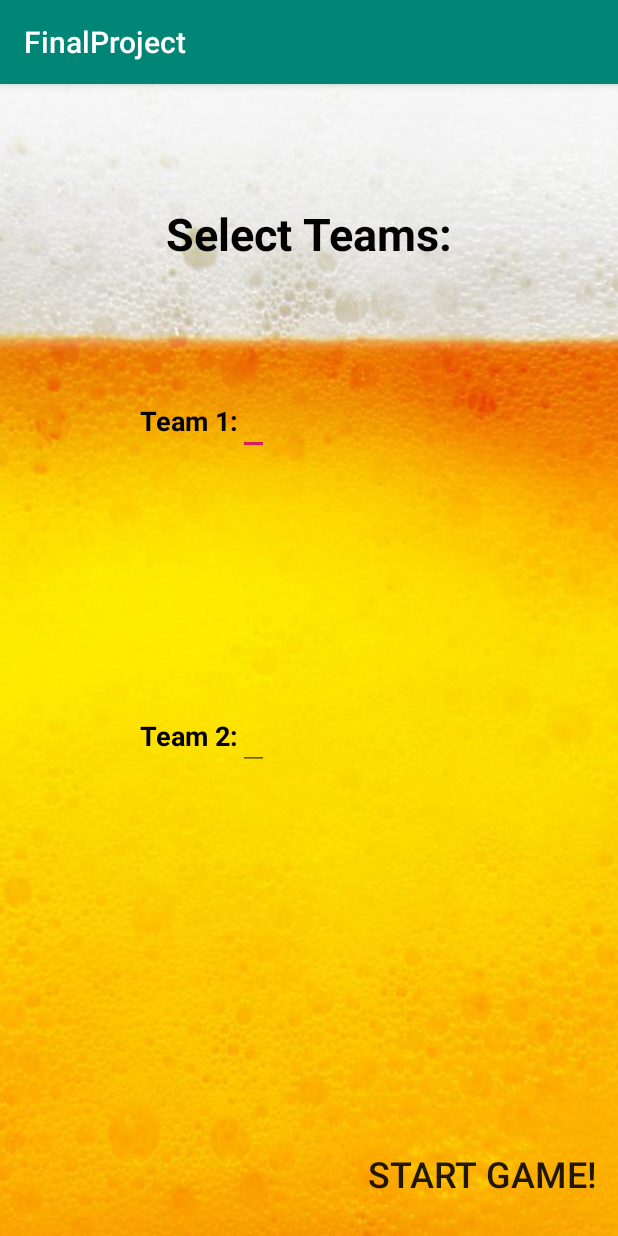
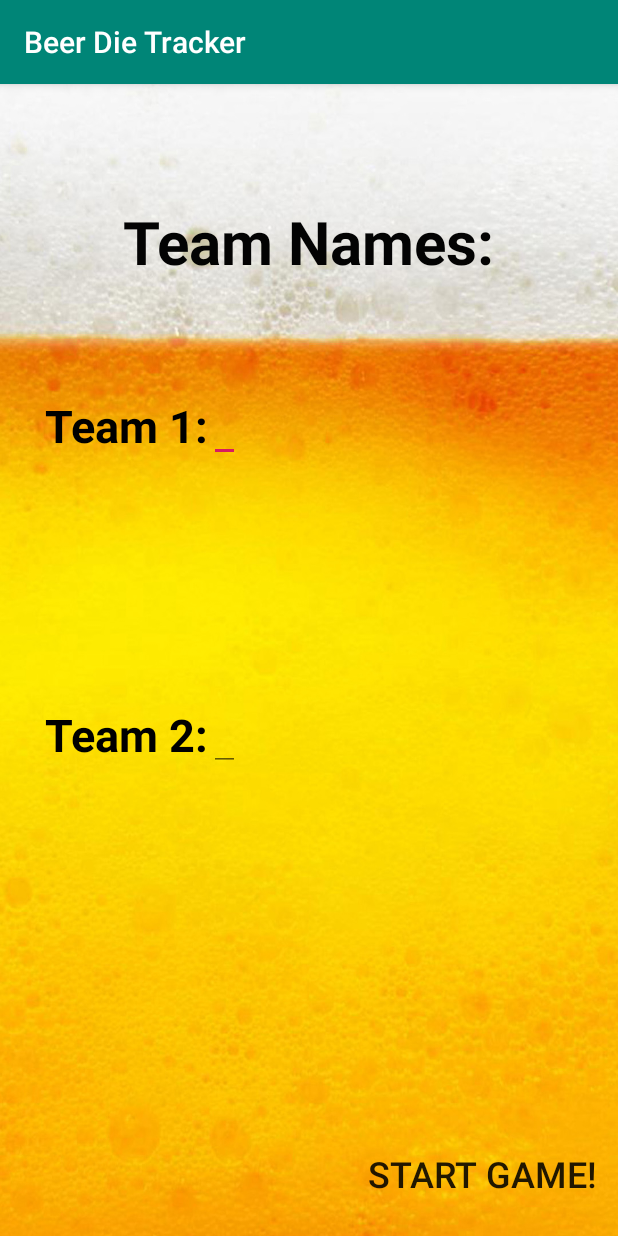
Before and after one commit to marsh208/AndroidFinal, an Android app: the SelectionActivity screen opened directly, with no data from a screen before it, on a phone screen of 412 x 824 dp. Run offline under Robolectric (Android 15) with nearby library versions, the phone set to English and light mode, and no system bars.

Commit message:
updated visuals

```diff
--- a/app/src/main/AndroidManifest.xml
+++ b/app/src/main/AndroidManifest.xml
@@ -5,7 +5,7 @@
     <application
         android:allowBackup="true"
         android:icon="@mipmap/beer_mug"
-        android:label="@string/app_name"
+        android:label="Beer Die Tracker"
         android:roundIcon="@mipmap/beer_mug"
         android:supportsRtl="true"
         android:theme="@style/AppTheme">
--- a/app/src/main/java/com/example/finalproject/GameActivity.kt
+++ b/app/src/main/java/com/example/finalproject/GameActivity.kt
@@ -40,8 +40,6 @@ class GameActivity : AppCompatActivity() {
         setContentView(R.layout.activity_game)
 
 
-
-
         var playerArray : Array<String> = arrayOf(getTeam1Name() + ": Player 1",getTeam1Name() + ": Player 2",getTeam2Name() + ": Player 1",getTeam2Name() + ": Player 2")
 
         displayTeam.text = playerArray[currentIndex]
@@ -49,7 +47,6 @@ class GameActivity : AppCompatActivity() {
         scoreButton.setOnClickListener{
 
             image.animate().rotationBy(360f).start()
-
 
 
             var animation1 = AnimationUtils.loadAnimation(this@GameActivity, R.anim.mixed)
@@ -151,6 +148,7 @@ class GameActivity : AppCompatActivity() {
         catchButton.setOnClickListener{
             var animation2 = AnimationUtils.loadAnimation(this@GameActivity, R.anim.magnify)
             catchButton.startAnimation(animation2)
+
             if(currentIndex == 0 || currentIndex == 1)
             {
                 team1TotalTosses++
--- a/app/src/main/res/layout/activity_selection.xml
+++ b/app/src/main/res/layout/activity_selection.xml
@@ -12,6 +12,7 @@
         android:id="@+id/team1Input"
         android:layout_width="wrap_content"
         android:layout_height="wrap_content"
+        android:textSize="20sp"
         app:layout_constraintBottom_toBottomOf="@id/team1Select"
         app:layout_constraintLeft_toRightOf="@id/team1Select"
         app:layout_constraintTop_toTopOf="@id/team1Select" />
@@ -20,6 +21,7 @@
         android:id="@+id/team2Input"
         android:layout_width="wrap_content"
         android:layout_height="wrap_content"
+        android:textSize="20sp"
         app:layout_constraintBottom_toBottomOf="@id/team2Select"
         app:layout_constraintLeft_toRightOf="@id/team2Select"
         app:layout_constraintTop_toTopOf="@id/team2Select" />
@@ -28,9 +30,9 @@
         android:id="@+id/teamSelectionText"
         android:layout_width="wrap_content"
         android:layout_height="wrap_content"
-        android:text="Select Teams:"
+        android:text="Team Names:"
         android:textColor="#030303"
-        android:textSize="30sp"
+        android:textSize="40sp"
         android:textStyle="bold"
         app:layout_constraintBottom_toBottomOf="parent"
         app:layout_constraintLeft_toLeftOf="parent"
@@ -44,10 +46,10 @@
         android:layout_height="wrap_content"
         android:text="Team 1:"
         android:textColor="#000000"
-        android:textSize="18sp"
+        android:textSize="30sp"
         android:textStyle="bold"
         app:layout_constraintBottom_toBottomOf="parent"
-        app:layout_constraintHorizontal_bias="0.269"
+        app:layout_constraintHorizontal_bias="0.1"
         app:layout_constraintLeft_toLeftOf="parent"
         app:layout_constraintRight_toRightOf="parent"
         app:layout_constraintTop_toTopOf="parent"
@@ -59,10 +61,10 @@
         android:layout_height="wrap_content"
         android:text="Team 2:"
         android:textColor="#000000"
-        android:textSize="18sp"
+        android:textSize="30sp"
         android:textStyle="bold"
         app:layout_constraintBottom_toBottomOf="parent"
-        app:layout_constraintHorizontal_bias="0.269"
+        app:layout_constraintHorizontal_bias="0.1"
         app:layout_constraintLeft_toLeftOf="parent"
         app:layout_constraintRight_toRightOf="parent"
         app:layout_constraintTop_toTopOf="parent"
```
Also changed, not shown: app/src/main/res/layout/activity_stats.xml (+6 -6 lines).
